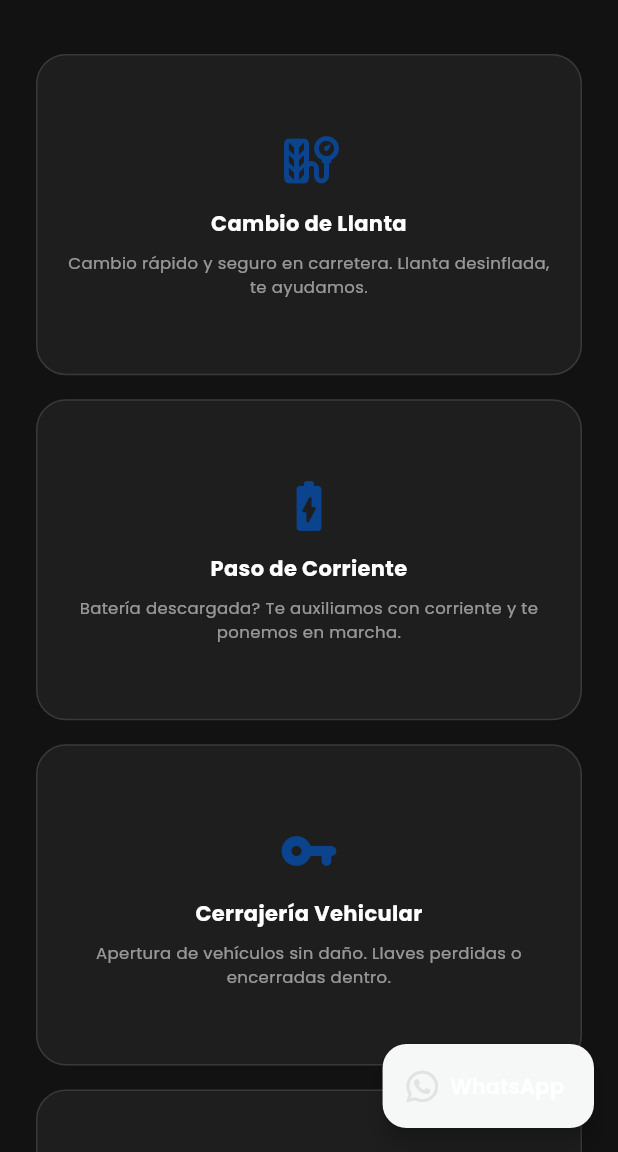
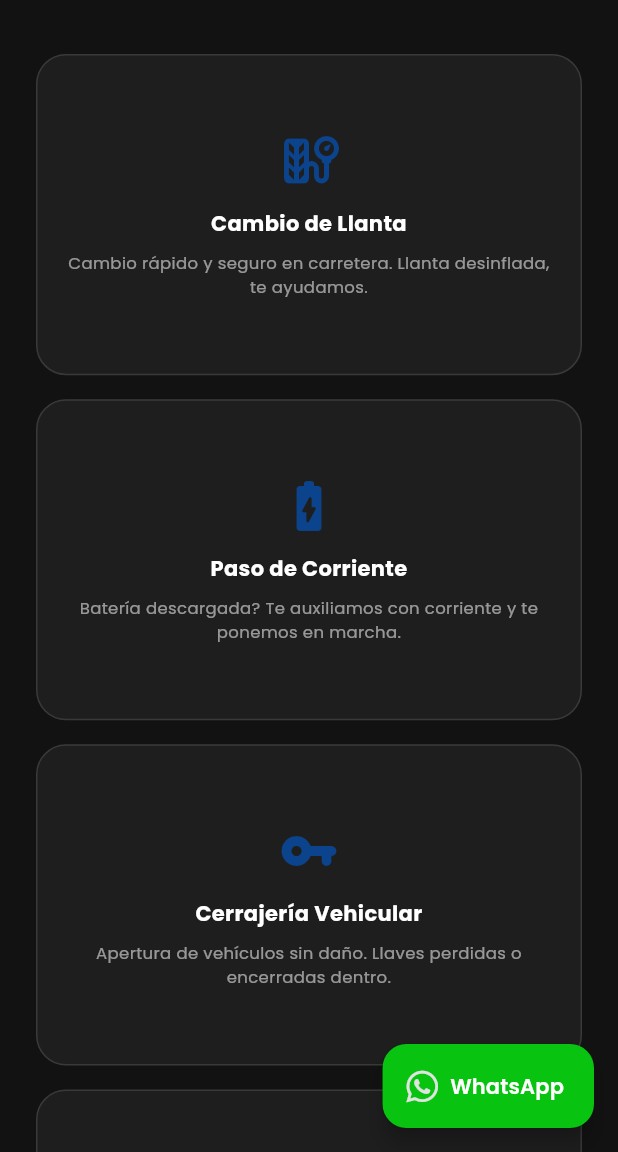
Before and after one commit to Maverickpereir1024/Asistencia-Vehicular-Nic, a Flutter app: the screen it shows after launch, scrolled down 1152 dp, on a phone screen of 412 x 824 dp, the part 84-1236 px from its top. Run offline on Flutter 3.47's test engine with Material 3 defaults, Android fonts, the light colour scheme and no system bars; drawn by our look-alikes of flutter_animate; our stand-ins replace cached_network_image, carousel_slider, font_awesome_flutter, google_fonts, shimmer, smooth_page_indicator and 1 more; accounts and stored records are empty.

Commit message:
edit: lib/screens/home_screen.dart

```diff
--- a/lib/screens/home_screen.dart
+++ b/lib/screens/home_screen.dart
@@ -272,7 +272,7 @@ class _HomeScreenState extends State<HomeScreen> {
       // ── FAB WhatsApp ─────────────────────────────────────
       floatingActionButton: FloatingActionButton.extended(
         onPressed: _openWhatsApp,
-        backgroundColor: const Color.fromARGB(255, 246, 248, 247),
+        backgroundColor: const Color.fromARGB(255, 8, 196, 17),
         icon: const FaIcon(
           FontAwesomeIcons.whatsapp,
           color: Color.fromARGB(255, 224, 227, 224),
```
